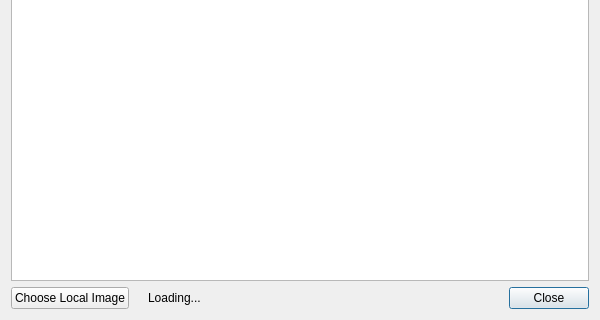
First picture: the form in MovieImageDialog.ui, repository Komet/MediaElch, before the edit; both pictures show x 0 to 600 and y 280 to 600 of the 600 by 600 pixel window.
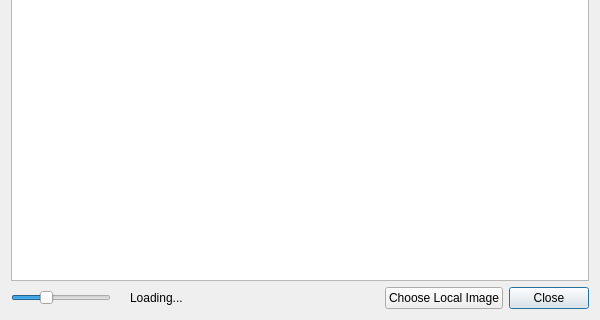
Second picture: the form after the edit. Icons and pictures are not drawn. Custom widgets are drawn as their Qt base class.

Commit message: Fixes #6 Added slider to MovieImageDialog to change preview sizes

```diff
--- a/MovieImageDialog.ui
+++ b/MovieImageDialog.ui
@@ -79,14 +79,41 @@
     </widget>
    </item>
    <item>
-    <layout class="QHBoxLayout" name="horizontalLayout" stretch="0,0,1,0,0">
+    <layout class="QHBoxLayout" name="horizontalLayout" stretch="0,0,1,0,0,0">
      <item>
-      <widget class="QPushButton" name="buttonChoose">
-       <property name="text">
-        <string>Choose Local Image</string>
+      <widget class="QSlider" name="previewSizeSlider">
+       <property name="minimumSize">
+        <size>
+         <width>100</width>
+         <height>0</height>
+        </size>
        </property>
-       <property name="autoDefault">
-        <bool>false</bool>
+       <property name="maximumSize">
+        <size>
+         <width>100</width>
+         <height>16777215</height>
+        </size>
+       </property>
+       <property name="toolTip">
+        <string>Preview size</string>
+       </property>
+       <property name="minimum">
+        <number>4</number>
+       </property>
+       <property name="maximum">
+        <number>16</number>
+       </property>
+       <property name="singleStep">
+        <number>1</number>
+       </property>
+       <property name="pageStep">
+        <number>1</number>
+       </property>
+       <property name="value">
+        <number>8</number>
+       </property>
+       <property name="orientation">
+        <enum>Qt::Horizontal</enum>
        </property>
       </widget>
      </item>
@@ -117,6 +144,16 @@
        </property>
       </spacer>
      </item>
+     <item>
+      <widget class="QPushButton" name="buttonChoose">
+       <property name="text">
+        <string>Choose Local Image</string>
+       </property>
+       <property name="autoDefault">
+        <bool>false</bool>
+       </property>
+      </widget>
+     </item>
      <item>
       <widget class="QPushButton" name="buttonClose">
        <property name="text">
```
The commit also changes 13 other files.
